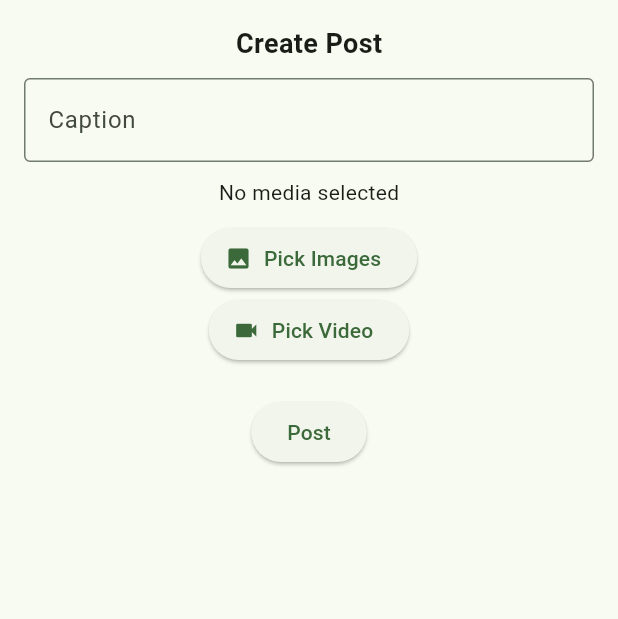
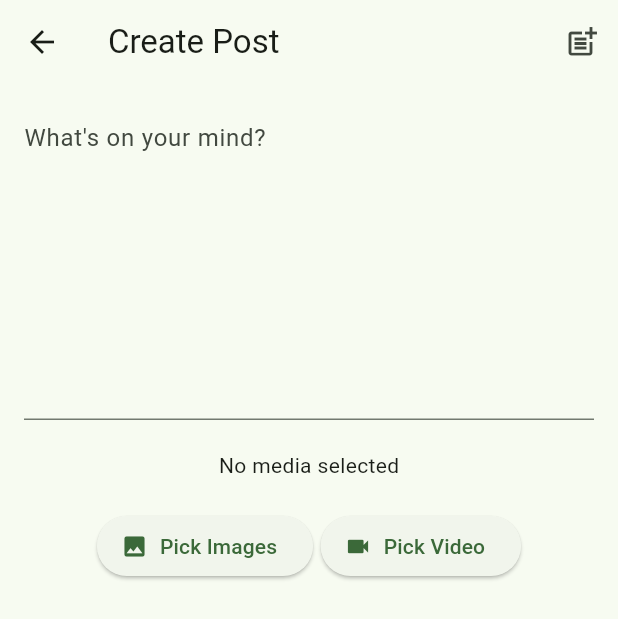
Before and after one commit to 1kken/nature-connect, a Flutter app: the MakePostWidget screen opened directly, on a phone screen of 412 x 824 dp. Shown: the top 619 px of the screen. Run offline on Flutter 3.47's test engine with Material 3 defaults, Android fonts, the phone set to English and light mode, and no system bars; our stand-ins replace carousel_slider, chewie, email_validator, go_router, image_picker, sqflite and 2 more; missing offline and left inert: video_compress; accounts and stored records are empty.

```diff
--- a/lib/custom_search_delegate.dart
+++ b/lib/custom_search_delegate.dart
@@ -5,6 +5,7 @@ import 'package:nature_connect/model/post.dart';
 import 'package:nature_connect/model/profile.dart';
 import 'package:nature_connect/providers/search_history_provider.dart';
 import 'package:supabase_flutter/supabase_flutter.dart';
+import 'package:go_router/go_router.dart';
 
 class CustomSearchDelegate extends SearchDelegate {
   @override
@@ -76,6 +77,9 @@ class CustomSearchDelegate extends SearchDelegate {
                                   : null,
                             ),
                             title: Text(profile.username),
+                            onTap: (){
+                              context.go('/profile/${profile.id}');
+                            },
                           );
                         },
                       );
--- a/lib/custom_widgets/make_post_widget.dart
+++ b/lib/custom_widgets/make_post_widget.dart
@@ -1,9 +1,9 @@
-// widgets/make_post_widget.dart
 import 'dart:io';
 import 'package:flutter/material.dart';
 import 'package:nature_connect/custom_widgets/media_picker.dart';
 import 'package:nature_connect/custom_widgets/media_carousel_path.dart';
 import 'package:nature_connect/services/post_service.dart';
+import 'package:go_router/go_router.dart'; // Required for navigation
 
 class MakePostWidget extends StatefulWidget {
   const MakePostWidget({super.key});
@@ -16,7 +16,6 @@ class _MakePostWidgetState extends State<MakePostWidget> {
   final TextEditingController _captionController = TextEditingController();
   final List<File> _mediaFiles = []; // Store the selected images or videos
   final PostService _postService = PostService();
-
 
   // Handle adding media files from the picker
   void addMediaFile(File file) {
@@ -40,10 +39,14 @@ class _MakePostWidgetState extends State<MakePostWidget> {
         _captionController.text,
         mediaPaths,
       );
+      // After successful post, navigate back to home
+      if (mounted) {
+        context.go('/home');
+      }
     } catch (e) {
-      if(!mounted) return; // Prevents error if widget is disposed
+      if (!mounted) return; // Prevents error if widget is disposed
 
-      //Snackbar to show error
+      // Show error using Snackbar
       ScaffoldMessenger.of(context).showSnackBar(
         SnackBar(
           content: Text('Failed to create post: $e'),
@@ -51,58 +54,76 @@ class _MakePostWidgetState extends State<MakePostWidget> {
         ),
       );
     }
-
   }
 
-
+  @override
+  void setState(fn) {
+    if (mounted) {
+      super.setState(fn);
+    }
+  }
 
   @override
   Widget build(BuildContext context) {
     // Prepare list of media paths
     List<String> mediaPaths = _mediaFiles.map((file) => file.path).toList();
 
-    return Padding(
+    return Scaffold(
+      appBar: AppBar(
+        title: const Text('Create Post'),
+        leading: IconButton(
+          icon: const Icon(Icons.arrow_back),
+          onPressed: () {
+            context
+                .go('/home'); // Navigate back to home when the arrow is pressed
+          },
+        ),
+        actions: [
+          IconButton(
+            tooltip: 'Post',
+            icon: const Icon(Icons.post_add),
+            onPressed: () {
+              _createPost();
+            },
+          ),
+        ],
+      ),
+      body: Padding(
         padding: const EdgeInsets.all(16.0),
-      child: SingleChildScrollView( // Added to prevent overflow
+        child: SingleChildScrollView(
           child: Column(
-          mainAxisSize: MainAxisSize.min,
-          crossAxisAlignment: CrossAxisAlignment.start,
+            crossAxisAlignment: CrossAxisAlignment.center,
             children: <Widget>[
-            const Center(
-              child: Text(
-                'Create Post',
-                style: TextStyle(fontSize: 18, fontWeight: FontWeight.bold),
-              ),
-            ),
-            const SizedBox(height: 10),
-            TextField(
+              // Caption text field with maxLines and scrolling support
+              TextFormField(
                 controller: _captionController,
                 decoration: const InputDecoration(
-                labelText: 'Caption',
-                border: OutlineInputBorder(),
+                  hintText: "What's on your mind?",
+                  border: UnderlineInputBorder(), // Removes the border
                 ),
-              maxLines: null, // Allow multiple lines
+                maxLines: 8, // Maximum visible lines before scrolling
+                keyboardType: TextInputType.multiline, // Multiline input
               ),
-            const SizedBox(height: 10),
+              const SizedBox(height: 20),
+
+              // Display selected media if available
               mediaPaths.isEmpty
-                ? const Center( child: Text('No media selected'))
+                  ? const Center(child: Text('No media selected'))
                   : SizedBox(
-                    height: 250, // Adjust height as needed
+                      height: 250, // Adjust height for media carousel
                       child: MediaCarousel(mediaPaths: mediaPaths),
                     ),
-            const SizedBox(height: 10),
-            MediaPicker(addMediaFile: addMediaFile),
               const SizedBox(height: 20),
-            Center(
-              child: ElevatedButton(
-                onPressed: () {
-                  _createPost();
-                  Navigator.pop(context); // Close dialog after posting
-                },
-                child: const Text('Post'),
+
+              // Media picker to add more media
+              Row(
+                  mainAxisAlignment: MainAxisAlignment.center,
+                  children: [MediaPicker(addMediaFile: addMediaFile)]),
+              const SizedBox(height: 20),
+              // Post button at the bottom
+
+            ],
           ),
-            ),
-          ],
         ),
       ),
     );
--- a/lib/custom_widgets/media_carousel_network.dart
+++ b/lib/custom_widgets/media_carousel_network.dart
@@ -48,7 +48,7 @@ class _MediaCarouselNetworkState extends State<MediaCarouselNetwork> {
         color: Colors.black,
         child: Image.network(
           mediaContent.storageUrl,
-          fit: BoxFit.contain,
+          fit: BoxFit.fitWidth,
           loadingBuilder: (context, child, loadingProgress) {
             if (loadingProgress == null) return child;
             return const Center(child: CircularProgressIndicator());
```
Also changed, not shown: lib/custom_widgets/make_item_widget.dart (+44 -35 lines), lib/custom_widgets/post_widget.dart (+52 -13 lines), lib/pages/marketplace.dart (+2 -12 lines), lib/pages/newsfeed.dart (+87 -23 lines), lib/pages/profile_v.dart (added, +176 -0 lines), lib/pages/timeline.dart (+5 -3 lines), lib/router.dart (+13 -1 lines). Lines whose indentation alone changed are shown as unchanged.
